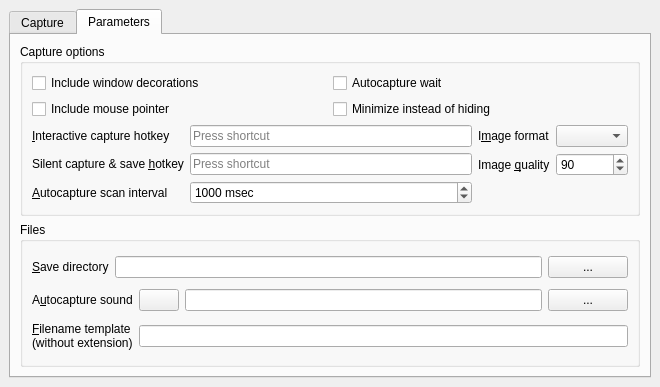
The window that mainwindow.ui (kernel1024/scrcap) describes before a commit, drawn with Qt 5.
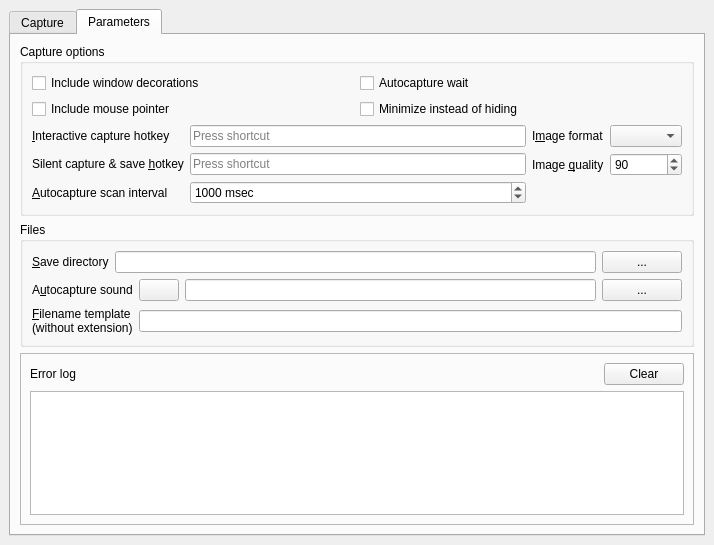
The same window after the commit. The open tabs and pages were chosen to show the change. Icons and pictures are not drawn.

Diff of the .ui file:
```diff
--- a/mainwindow.ui
+++ b/mainwindow.ui
@@ -6,8 +6,8 @@
    <rect>
     <x>0</x>
     <y>0</y>
-    <width>660</width>
-    <height>387</height>
+    <width>714</width>
+    <height>545</height>
    </rect>
   </property>
   <property name="windowTitle">
@@ -436,6 +436,52 @@
           </layout>
          </widget>
         </item>
+        <item>
+         <widget class="QFrame" name="frame_2">
+          <property name="frameShape">
+           <enum>QFrame::StyledPanel</enum>
+          </property>
+          <property name="frameShadow">
+           <enum>QFrame::Raised</enum>
+          </property>
+          <layout class="QVBoxLayout" name="verticalLayout_8">
+           <item>
+            <layout class="QHBoxLayout" name="horizontalLayout_6">
+             <item>
+              <widget class="QLabel" name="label_9">
+               <property name="sizePolicy">
+                <sizepolicy hsizetype="Expanding" vsizetype="Preferred">
+                 <horstretch>0</horstretch>
+                 <verstretch>0</verstretch>
+                </sizepolicy>
+               </property>
+               <property name="text">
+                <string>Error log</string>
+               </property>
+              </widget>
+             </item>
+             <item>
+              <widget class="QPushButton" name="btnClearLog">
+               <property name="text">
+                <string>Clear</string>
+               </property>
+              </widget>
+             </item>
+            </layout>
+           </item>
+           <item>
+            <widget class="QTextEdit" name="editLog">
+             <property name="lineWrapMode">
+              <enum>QTextEdit::NoWrap</enum>
+             </property>
+             <property name="readOnly">
+              <bool>true</bool>
+             </property>
+            </widget>
+           </item>
+          </layout>
+         </widget>
+        </item>
        </layout>
       </widget>
      </widget>
```
